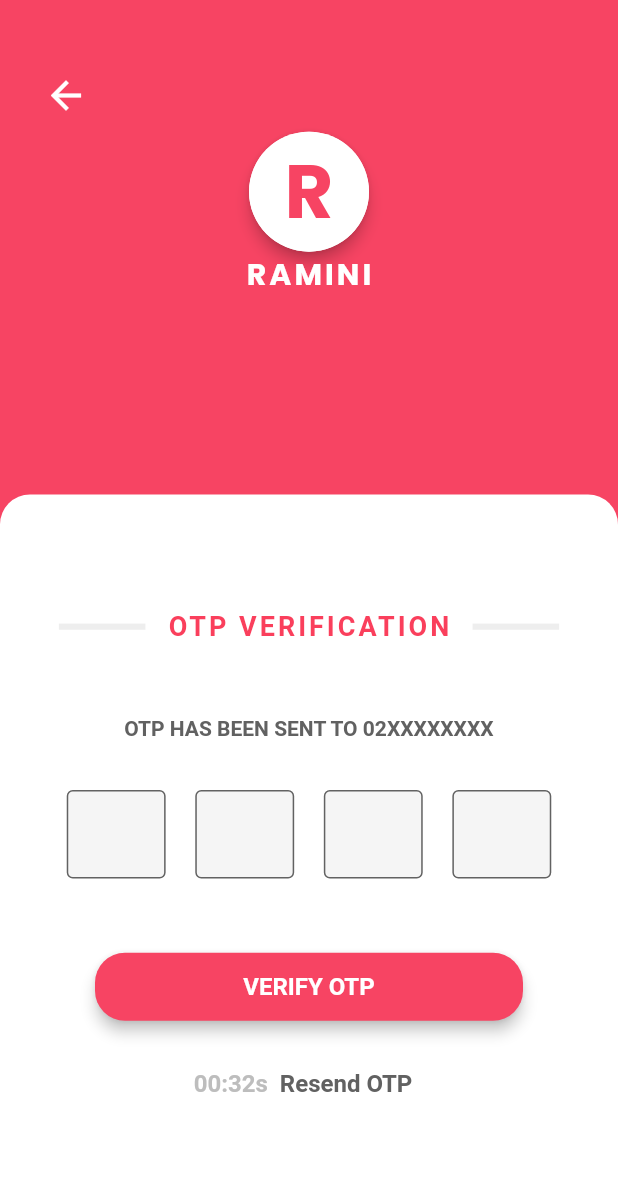
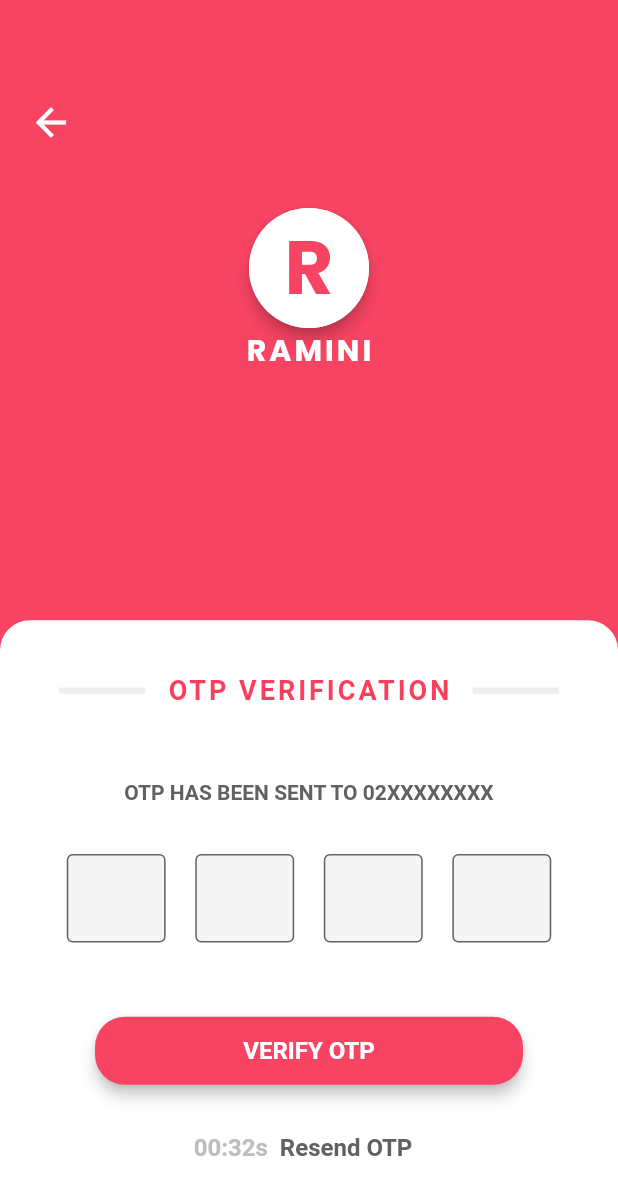
Before and after one commit to handuah/Ramini-UI, a Flutter app: the OTPPage screen opened by its route, on a phone screen of 412 x 824 dp. Shown: the top 1195 px of the screen. Run offline on Flutter 3.47's test engine with Material 2 defaults, Android fonts, the phone set to English and light mode, and no system bars; our stand-ins replace google_fonts, hexcolor; missing offline and left inert: flutter_animator; Roboto replaces fonts that are missing (Alata).

```diff
--- a/lib/screens/otpPage.dart
+++ b/lib/screens/otpPage.dart
@@ -14,15 +14,24 @@ class OTPPage extends StatefulWidget {
 class _OTPPageState extends State<OTPPage> {
   @override
   Widget build(BuildContext context) {
+    double screenWidth = MediaQuery.of(context).size.width;
+    double screenHeight = MediaQuery.of(context).size.height;
     return Scaffold(
-      resizeToAvoidBottomInset: false, //Solves Keyboard Overflow Issue
+      resizeToAvoidBottomInset: true, //Solves Keyboard Overflow Issue
       backgroundColor: HexColor("#F74463"),
-      body: Column(
+      body: SingleChildScrollView(
+        padding: EdgeInsets.only(
+          top: screenHeight * 0.04,
+        ),
+        child: Column(
           mainAxisAlignment: MainAxisAlignment.end,
           crossAxisAlignment: CrossAxisAlignment.center,
           children: [
             Padding(
-            padding: EdgeInsets.only(left: 20.0),
+              padding: EdgeInsets.only(
+                left: 10.0,
+                top: screenHeight * 0.03,
+              ),
               child: Row(
                 mainAxisAlignment: MainAxisAlignment.start,
                 crossAxisAlignment: CrossAxisAlignment.start,
@@ -38,6 +47,9 @@ class _OTPPageState extends State<OTPPage> {
                       })
                 ],
               ),
+            ),
+            SizedBox(
+              height: screenHeight * 0.04,
             ),
             Center(
               child: Material(
@@ -72,10 +84,10 @@ class _OTPPageState extends State<OTPPage> {
               ),
             ),
             SizedBox(
-            height: MediaQuery.of(context).size.height * 0.16,
+              height: MediaQuery.of(context).size.height * 0.20,
             ),
             Container(
-            height: MediaQuery.of(context).size.height * 0.6,
+              height: MediaQuery.of(context).size.height * 0.5,
               width: MediaQuery.of(context).size.width,
               decoration: BoxDecoration(
                 color: Colors.white,
@@ -147,7 +159,8 @@ class _OTPPageState extends State<OTPPage> {
                             width: MediaQuery.of(context).size.width * 0.16,
                             height: MediaQuery.of(context).size.height * 0.12,
                             child: TextFormField(
-                            maxLengthEnforcement: MaxLengthEnforcement.enforced,
+                              maxLengthEnforcement:
+                                  MaxLengthEnforcement.enforced,
                               maxLength: 1,
                               keyboardType: TextInputType.number,
                               textInputAction: TextInputAction.next,
@@ -177,7 +190,8 @@ class _OTPPageState extends State<OTPPage> {
                             width: MediaQuery.of(context).size.width * 0.16,
                             height: MediaQuery.of(context).size.height * 0.12,
                             child: TextFormField(
-                            maxLengthEnforcement: MaxLengthEnforcement.enforced,
+                              maxLengthEnforcement:
+                                  MaxLengthEnforcement.enforced,
                               maxLength: 1,
                               keyboardType: TextInputType.number,
                               textInputAction: TextInputAction.next,
@@ -207,7 +221,8 @@ class _OTPPageState extends State<OTPPage> {
                             width: MediaQuery.of(context).size.width * 0.16,
                             height: MediaQuery.of(context).size.height * 0.12,
                             child: TextFormField(
-                            maxLengthEnforcement: MaxLengthEnforcement.enforced,
+                              maxLengthEnforcement:
+                                  MaxLengthEnforcement.enforced,
                               maxLength: 1,
                               keyboardType: TextInputType.number,
                               textInputAction: TextInputAction.next,
@@ -229,7 +244,8 @@ class _OTPPageState extends State<OTPPage> {
                             width: MediaQuery.of(context).size.width * 0.16,
                             height: MediaQuery.of(context).size.height * 0.12,
                             child: TextFormField(
-                            maxLengthEnforcement: MaxLengthEnforcement.enforced,
+                              maxLengthEnforcement:
+                                  MaxLengthEnforcement.enforced,
                               maxLength: 1,
                               keyboardType: TextInputType.number,
                               textInputAction: TextInputAction.done,
@@ -272,8 +288,10 @@ class _OTPPageState extends State<OTPPage> {
                           elevation: 4.0,
                           backgroundColor: HexColor("#F74463"),
                           padding: EdgeInsets.symmetric(
-                          horizontal: MediaQuery.of(context).size.width * 0.24,
-                          vertical: MediaQuery.of(context).size.height * 0.016,
+                            horizontal:
+                                MediaQuery.of(context).size.width * 0.24,
+                            vertical:
+                                MediaQuery.of(context).size.height * 0.016,
                           ),
                           shape: RoundedRectangleBorder(
                             borderRadius: BorderRadius.circular(20.0),
@@ -334,6 +352,7 @@ class _OTPPageState extends State<OTPPage> {
             ),
           ],
         ),
+      ),
     );
   }
 }
```
Lines whose indentation alone changed are shown as unchanged.
